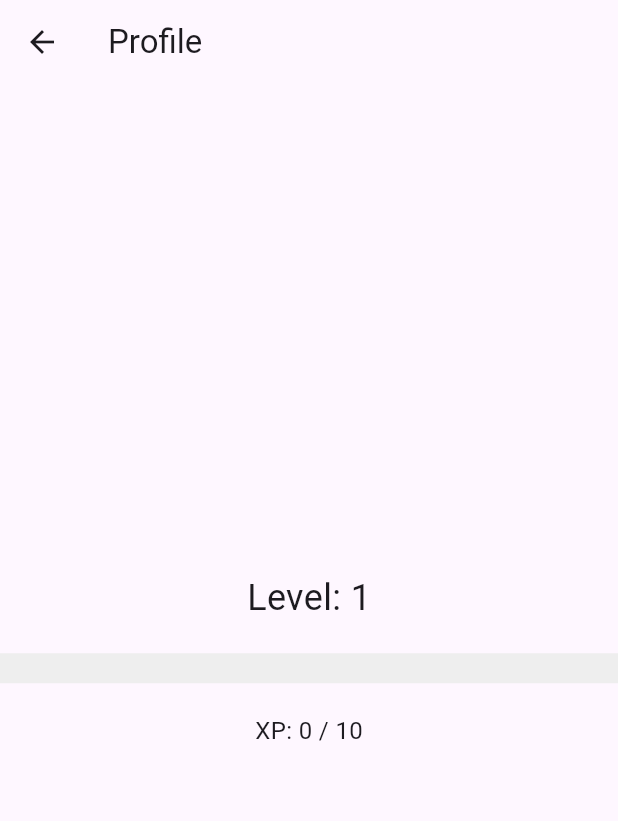
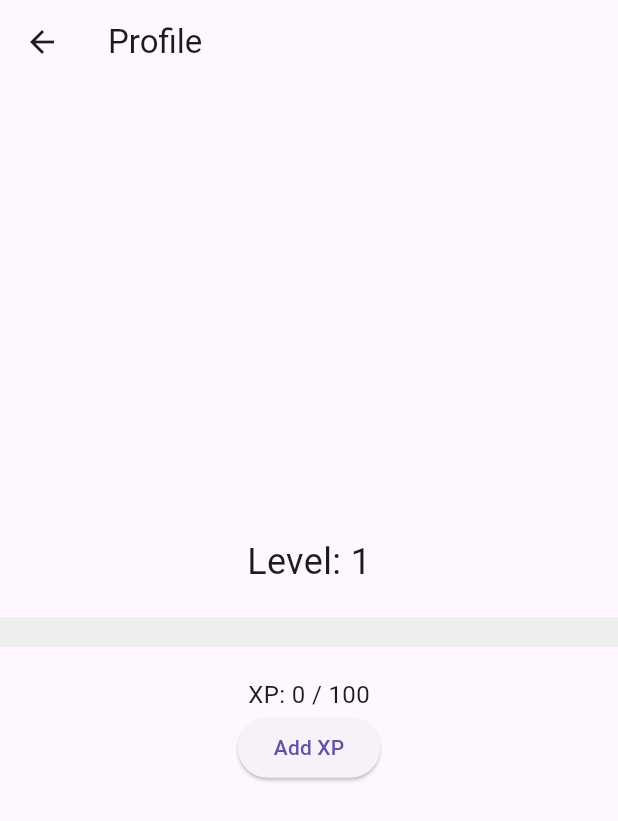
Before and after one commit to janow25/habhab, a Flutter app: the ProfilePage screen opened directly, on a phone screen of 412 x 824 dp. Shown: the top 821 px of the screen. Run offline on Flutter 3.47's test engine with Material 3 defaults, Android fonts, the phone set to English and light mode, and no system bars; our stand-ins replace shared_preferences; accounts and stored records are empty.

Commit message:
fixed all bugs and added levelsystem

```diff
--- a/lib/model/level_system.dart
+++ b/lib/model/level_system.dart
@@ -1,5 +1,6 @@
 import 'package:shared_preferences/shared_preferences.dart';
 import 'package:flutter/material.dart';
+import 'dart:math';
 
 class LevelSystem {
   static int _xp = 0; // User's current XP
@@ -56,11 +57,26 @@ class LevelSystem {
     }
     final prefs = await SharedPreferences.getInstance();
     await prefs.setInt('xp', _xp);
+
+    print('got XP: $amount');
   }
 
-  // Calculate level based on XP
+  // Improved level calculation using a quadratic formula
   static int calculateLevel(int xp) {
-    return 1 + xp ~/ 10; // Integer division discards remainder
+    return 1 + ((-1 + sqrt(1 + 8 * xp / 100)) / 2).floor();
+  }
+
+  // Calculate XP needed for the next level
+  static int xpForNextLevel() {
+    int nextLevel = _level + 1;
+    // Inverse of calculateLevel formula to find XP needed for next level
+    return (100 * (nextLevel * (nextLevel - 1) / 2)).ceil() - _xp;
+  }
+
+  // Calculate current level progress
+  static int currentLevelProgress() {
+    int xpForCurrentLevel = (100 * (_level * (_level - 1) / 2)).ceil();
+    return _xp - xpForCurrentLevel;
   }
 
   // OnLevelUp event handler
@@ -71,5 +87,22 @@ class LevelSystem {
     ScaffoldMessenger.of(_context).showSnackBar(
       SnackBar(content: Text('You reached Level $newLevel!')),
     );
+
+    _addCoins(10 * (newLevel-1)); // Reward the user with 10 coins on level up
+  }
+
+  static void _addCoins(int amount) async {
+    final prefs = await SharedPreferences.getInstance();
+    var coins = prefs.getInt('coins') ?? 0;
+    coins += amount; // Add the specified amount of coins
+    await prefs.setInt('coins', coins);
+  }
+
+  static void reset() async {
+    _xp = 0;
+    _level = 1;
+
+    final prefs = await SharedPreferences.getInstance();
+    await prefs.setInt('xp', _xp);
   }
 }
--- a/lib/profile.dart
+++ b/lib/profile.dart
@@ -11,16 +11,19 @@ class ProfilePage extends StatefulWidget {
 class _ProfilePageState extends State<ProfilePage> {
   @override
   Widget build(BuildContext context) {
-    // Ensure LevelSystem is initialized before accessing its properties
+    // Assuming LevelSystem has a method to check if it's initialized and a method to get current XP
+    // These parts might need to be adjusted based on the actual implementation of LevelSystem
     if (!LevelSystem.isInitialized) {
       return Scaffold(
         body: Center(child: CircularProgressIndicator()), // Loading indicator
       );
     }
 
-    // Calculate the progress towards the next level
-    int xpForNextLevel = LevelSystem.level * 10;
-    double progress = LevelSystem.xp / xpForNextLevel;
+    // Use the new methods for level and XP calculations
+    int currentLevel = LevelSystem.calculateLevel(LevelSystem.xp);
+    int xpNeededForNextLevel = LevelSystem.xpForNextLevel();
+    int currentLevelXP = LevelSystem.currentLevelProgress();
+    double progress = currentLevelXP / (xpNeededForNextLevel + currentLevelXP).toDouble();
 
     return Scaffold(
       appBar: AppBar(
@@ -30,7 +33,7 @@ class _ProfilePageState extends State<ProfilePage> {
         child: Column(
           mainAxisAlignment: MainAxisAlignment.center,
           children: <Widget>[
-            Text('Level: ${LevelSystem.level}', style: TextStyle(fontSize: 24)),
+            Text('Level: $currentLevel', style: TextStyle(fontSize: 24)),
             SizedBox(height: 20),
             LinearProgressIndicator(
               value: progress,
@@ -39,7 +42,16 @@ class _ProfilePageState extends State<ProfilePage> {
               minHeight: 20,
             ),
             SizedBox(height: 20),
-            Text('XP: ${LevelSystem.xp} / $xpForNextLevel', style: TextStyle(fontSize: 16)),
+            Text('XP: $currentLevelXP / ${xpNeededForNextLevel + currentLevelXP}', style: TextStyle(fontSize: 16)),
+            //test button to add xp
+            ElevatedButton(
+              onPressed: () {
+                setState(() {
+                  LevelSystem.addXp(10);
+                });
+              },
+              child: Text('Add XP'),
+            ),
           ],
         ),
       ),
```
Also changed, not shown: lib/main.dart (+25 -1 lines), lib/model/habit.dart (+21 -4 lines), lib/shop.dart (+21 -1 lines), lib/start.dart (+4 -4 lines).
